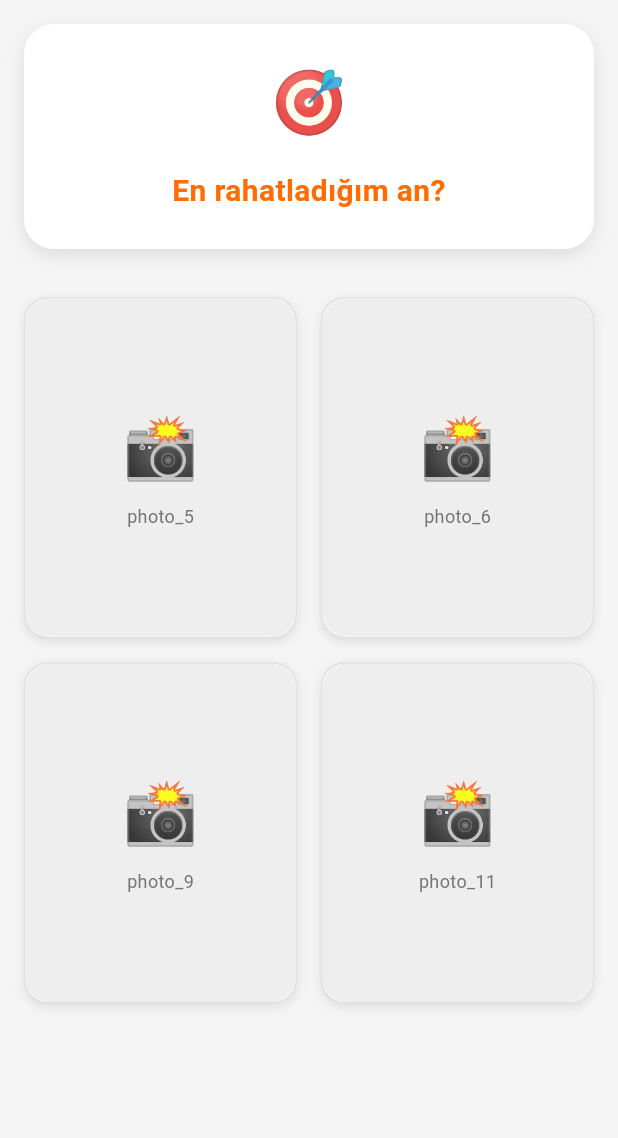
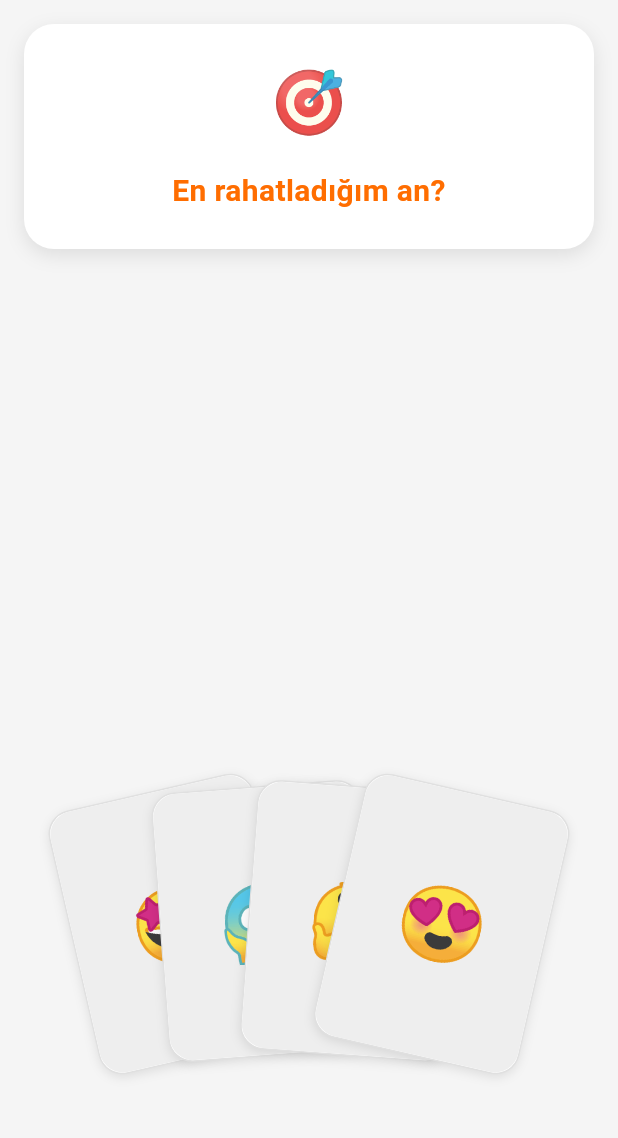
Before and after one commit to mustafaf8/Whats-Your-Mood, a Flutter app: the GameScreen screen opened by its route, on a phone screen of 412 x 824 dp, the part 84-1222 px from its top. Run offline on Flutter 3.47's test engine with Material 3 defaults, Android fonts, the phone set to English and light mode, and no system bars; our stand-ins replace flutter_riverpod, go_router.

Commit message:
Refactor photo card layout in game_screen.dart to implement a fan layout with animated positioning and opacity effects. Enhance user interaction by managing different states of photo cards based on selection and reveal status.

```diff
--- a/lib/features/game/presentation/game_screen.dart
+++ b/lib/features/game/presentation/game_screen.dart
@@ -43,36 +43,131 @@ class _GameScreenState extends ConsumerState<GameScreen> {
                   // Mood Card
                   MoodCardWidget(text: gameState.currentMoodCard!.text),
                   const SizedBox(height: 32),
-                  // Photo Cards Grid
+                  // Fan (Yelpaze) layout for photo cards
                   Expanded(
-                    child: GridView.builder(
-                      gridDelegate:
-                          const SliverGridDelegateWithFixedCrossAxisCount(
-                            crossAxisCount: 2,
-                            crossAxisSpacing: 16,
-                            mainAxisSpacing: 16,
-                            childAspectRatio: 0.8,
-                          ),
-                      itemCount: gameState.currentPhotoCards.length,
-                      itemBuilder: (context, index) {
-                        final photoCard = gameState.currentPhotoCards[index];
-                        final isSelected = selectedPhotoId == photoCard.id;
+                    flex: 3,
+                    child: LayoutBuilder(
+                      builder: (context, constraints) {
+                        final cards = gameState.currentPhotoCards;
+                        final total = cards.length;
                         final isRevealed = gameState.isRevealed;
 
-                        return PhotoCardWidget(
+                        // Visual tuning constants
+                        const double cardWidth = 140;
+                        const double cardHeight = 180;
+                        final double baseBottom = constraints.maxHeight * 0.06;
+                        final double selectedLift =
+                            constraints.maxHeight * 0.22; // lift increased
+                        final double horizontalSpread =
+                            constraints.maxWidth * 0.12;
+
+                        // Build non-selected first, selected last so it appears on top
+                        final indices = List<int>.generate(total, (i) => i);
+
+                        return Stack(
+                          alignment: Alignment.center,
+                          children: indices.map((index) {
+                            final photoCard = cards[index];
+                            final isSelected = selectedPhotoId == photoCard.id;
+
+                            // 4 farklı durum yönetimi
+                            // Durum 1: Yelpaze (!isRevealed && !isSelected)
+                            // Durum 2: Seçili/Kalkmış (!isRevealed && isSelected)
+                            // Durum 3: Oynandı/Ortada (isRevealed && isSelected)
+                            // Durum 4: Gizlendi (isRevealed && !isSelected)
+
+                            double left;
+                            double bottom;
+                            double angle;
+                            double opacity;
+
+                            if (isRevealed && isSelected) {
+                              // Durum 3: Ortada
+                              left = (constraints.maxWidth - cardWidth) / 2;
+                              bottom =
+                                  constraints.maxHeight / 2 - (cardHeight / 2);
+                              angle = 0;
+                              opacity = 1.0;
+                            } else if (isRevealed && !isSelected) {
+                              // Durum 4: Gizli (ekran dışı)
+                              left = (constraints.maxWidth - cardWidth) / 2;
+                              bottom = -cardHeight;
+                              angle = 0;
+                              opacity = 0;
+                            } else if (!isRevealed && isSelected) {
+                              // Durum 2: Kalkmış
+                              final double baseLeft =
+                                  constraints.maxWidth / 2 +
+                                  (index - (total / 2) + 0.5) *
+                                      horizontalSpread -
+                                  (cardWidth / 2);
+                              left = baseLeft;
+                              bottom = baseBottom + selectedLift;
+                              angle = 0; // Seçilince açıyı sıfırla
+                              opacity = 1.0;
+                            } else {
+                              // Durum 1: Yelpaze (varsayılan)
+                              final double baseLeft =
+                                  constraints.maxWidth / 2 +
+                                  (index - (total / 2) + 0.5) *
+                                      horizontalSpread -
+                                  (cardWidth / 2);
+                              left = baseLeft;
+                              bottom = baseBottom;
+                              angle = (index - (total / 2) + 0.5) * 0.15;
+                              opacity = 1.0;
+                            }
+
+                            return AnimatedPositioned(
+                              key: ValueKey(photoCard.id),
+                              duration: const Duration(milliseconds: 400),
+                              curve: Curves.easeInOut,
+                              left: left.clamp(
+                                0.0,
+                                constraints.maxWidth - cardWidth,
+                              ),
+                              bottom: bottom,
+                              width: cardWidth,
+                              height: cardHeight,
+                              child: AnimatedOpacity(
+                                opacity: opacity,
+                                duration: const Duration(milliseconds: 400),
+                                child: AnimatedContainer(
+                                  duration: const Duration(milliseconds: 400),
+                                  curve: Curves.easeInOut,
+                                  transform: Matrix4.rotationZ(angle),
+                                  transformAlignment: Alignment.bottomCenter,
+                                  child: PhotoCardWidget(
                                     photoCard: photoCard,
                                     onTap: () {
-                            if (!isRevealed) {
-                              setState(() {
-                                selectedPhotoId = photoCard.id;
-                              });
+                                      if (isRevealed) return;
+                                      // Tur zaten bittiyse bir şey yapma
+
+                                      final String currentCardId = photoCard.id;
+                                      final bool isAlreadySelected =
+                                          selectedPhotoId == currentCardId;
+
+                                      if (isAlreadySelected) {
+                                        // İKİNCİ TIKLAMA: KARTI OYNA
+                                        // Bu kart zaten seçiliydi, şimdi oyna (Durum 3'ü tetikle)
                                         ref
                                             .read(gameProvider.notifier)
                                             .selectPhoto(photoCard);
+                                      } else {
+                                        // İLK TIKLAMA: KARTI SEÇ/KALDIR
+                                        // Başka bir kart seçildi, sadece state'i güncelle (Durum 2'yi tetikle)
+                                        setState(() {
+                                          selectedPhotoId = currentCardId;
+                                        });
                                       }
                                     },
                                     isSelected: isSelected,
                                     isRevealed: isRevealed,
+                                  ),
+                                ),
+                              ),
+                            );
+                          }).toList(),
                         );
                       },
                     ),
--- a/lib/features/game/presentation/widgets/photo_card_widget.dart
+++ b/lib/features/game/presentation/widgets/photo_card_widget.dart
@@ -18,6 +18,29 @@ class PhotoCardWidget extends StatelessWidget {
 
   @override
   Widget build(BuildContext context) {
+    const emojis = [
+      '😄',
+      '😂',
+      '😍',
+      '🤩',
+      '😎',
+      '🤔',
+      '😜',
+      '😇',
+      '🤗',
+      '🥳',
+      '😴',
+      '😱',
+      '🤪',
+      '😅',
+      '🙃',
+      '🫠',
+      '🤓',
+      '😈',
+      '👻',
+      '🎭',
+    ];
+    final emoji = emojis[photoCard.id.hashCode.abs() % emojis.length];
     return GestureDetector(
       onTap: onTap,
       child: AnimatedContainer(
@@ -56,17 +79,7 @@ class PhotoCardWidget extends StatelessWidget {
                 height: double.infinity,
                 color: Colors.grey[200],
                 child: Center(
-                  child: Column(
-                    mainAxisAlignment: MainAxisAlignment.center,
-                    children: [
-                      const Text('📸', style: TextStyle(fontSize: 40)),
-                      const SizedBox(height: 8),
-                      Text(
-                        photoCard.id,
-                        style: TextStyle(color: Colors.grey[600], fontSize: 12),
-                      ),
-                    ],
-                  ),
+                  child: Text(emoji, style: const TextStyle(fontSize: 48)),
                 ),
               ),
               // Selection overlay
```
Lines whose indentation alone changed are shown as unchanged.
